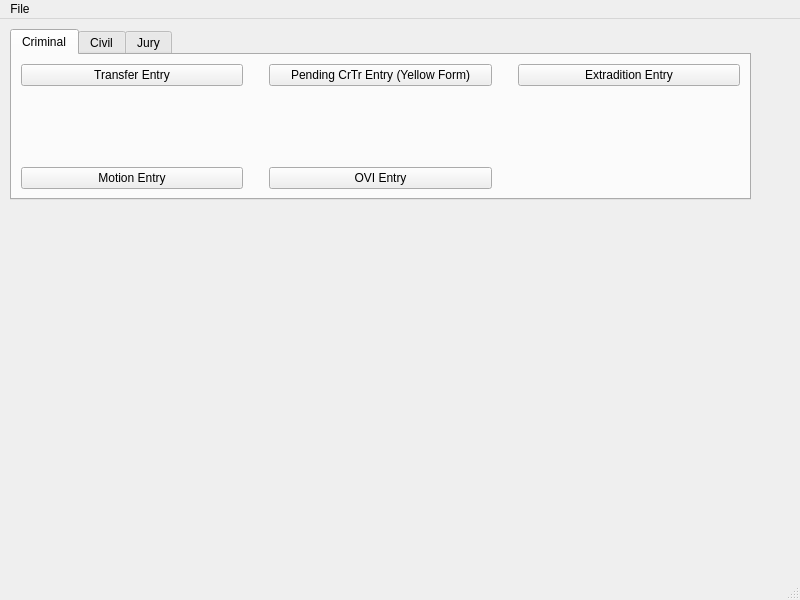
HunterProgram22/MuniEntry, file ui/MainWindow.ui: the form before one commit.
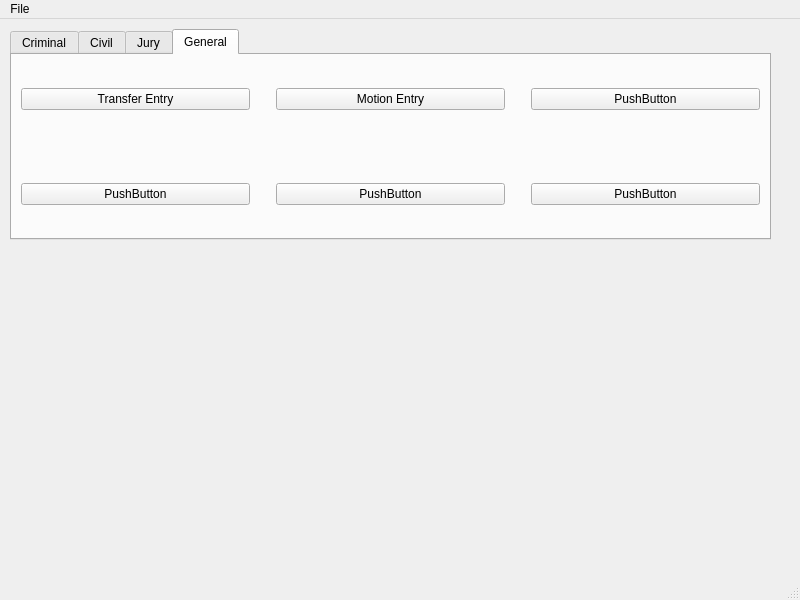
The form after the commit. The open tabs and pages were chosen to show the change.

Commit message: Rearranged file structure and adding FTA dialog.

The edit to the form file:
```diff
--- a/ui/MainWindow.ui
+++ b/ui/MainWindow.ui
@@ -19,8 +19,8 @@
      <rect>
       <x>10</x>
       <y>10</y>
-      <width>741</width>
-      <height>171</height>
+      <width>761</width>
+      <height>211</height>
      </rect>
     </property>
     <property name="currentIndex">
@@ -31,60 +31,7 @@
       <string>Criminal</string>
      </attribute>
      <layout class="QGridLayout" name="gridLayout">
-      <item row="0" column="4">
-       <widget class="QPushButton" name="ExtraditionEntryDialog">
-        <property name="text">
-         <string>Extradition Entry</string>
-        </property>
-       </widget>
-      </item>
-      <item row="1" column="2">
-       <spacer name="horizontalSpacer_2">
-        <property name="orientation">
-         <enum>Qt::Horizontal</enum>
-        </property>
-        <property name="sizeHint" stdset="0">
-         <size>
-          <width>40</width>
-          <height>20</height>
-         </size>
-        </property>
-       </spacer>
-      </item>
-      <item row="1" column="4">
-       <spacer name="horizontalSpacer_3">
-        <property name="orientation">
-         <enum>Qt::Horizontal</enum>
-        </property>
-        <property name="sizeHint" stdset="0">
-         <size>
-          <width>40</width>
-          <height>20</height>
-         </size>
-        </property>
-       </spacer>
-      </item>
-      <item row="2" column="0">
-       <widget class="QPushButton" name="MotionEntryDialog">
-        <property name="text">
-         <string>Motion Entry</string>
-        </property>
-       </widget>
-      </item>
-      <item row="1" column="0">
-       <spacer name="horizontalSpacer">
-        <property name="orientation">
-         <enum>Qt::Horizontal</enum>
-        </property>
-        <property name="sizeHint" stdset="0">
-         <size>
-          <width>40</width>
-          <height>20</height>
-         </size>
-        </property>
-       </spacer>
-      </item>
-      <item row="0" column="3" rowspan="3">
+      <item row="0" column="3">
        <spacer name="verticalSpacer_2">
         <property name="orientation">
          <enum>Qt::Vertical</enum>
@@ -97,40 +44,126 @@
         </property>
        </spacer>
       </item>
-      <item row="0" column="1" rowspan="3">
-       <spacer name="verticalSpacer">
-        <property name="orientation">
-         <enum>Qt::Vertical</enum>
-        </property>
-        <property name="sizeHint" stdset="0">
-         <size>
-          <width>20</width>
-          <height>40</height>
-         </size>
-        </property>
-       </spacer>
-      </item>
-      <item row="0" column="0">
-       <widget class="QPushButton" name="TransferEntryDialog">
-        <property name="text">
-         <string>Transfer Entry</string>
-        </property>
-       </widget>
-      </item>
-      <item row="0" column="2">
-       <widget class="QPushButton" name="YellowFormDialog">
-        <property name="text">
-         <string>Pending CrTr Entry (Yellow Form)</string>
-        </property>
-       </widget>
-      </item>
-      <item row="2" column="2">
+      <item row="1" column="0">
        <widget class="QPushButton" name="OviEntryDialog">
         <property name="text">
          <string>OVI Entry</string>
         </property>
        </widget>
       </item>
+      <item row="1" column="2">
+       <widget class="QPushButton" name="YellowFormDialog">
+        <property name="text">
+         <string>Pending CrTr Entry (Yellow Form)</string>
+        </property>
+       </widget>
+      </item>
+      <item row="1" column="4">
+       <widget class="QPushButton" name="pushButton_7">
+        <property name="text">
+         <string>PushButton</string>
+        </property>
+       </widget>
+      </item>
+      <item row="2" column="0">
+       <spacer name="horizontalSpacer">
+        <property name="orientation">
+         <enum>Qt::Horizontal</enum>
+        </property>
+        <property name="sizeHint" stdset="0">
+         <size>
+          <width>40</width>
+          <height>20</height>
+         </size>
+        </property>
+       </spacer>
+      </item>
+      <item row="2" column="2">
+       <spacer name="horizontalSpacer_2">
+        <property name="orientation">
+         <enum>Qt::Horizontal</enum>
+        </property>
+        <property name="sizeHint" stdset="0">
+         <size>
+          <width>40</width>
+          <height>20</height>
+         </size>
+        </property>
+       </spacer>
+      </item>
+      <item row="2" column="4">
+       <spacer name="horizontalSpacer_3">
+        <property name="orientation">
+         <enum>Qt::Horizontal</enum>
+        </property>
+        <property name="sizeHint" stdset="0">
+         <size>
+          <width>40</width>
+          <height>20</height>
+         </size>
+        </property>
+       </spacer>
+      </item>
+      <item row="3" column="0">
+       <widget class="QPushButton" name="FailureToAppearDialog">
+        <property name="text">
+         <string>Failure to Appear</string>
+        </property>
+       </widget>
+      </item>
+      <item row="3" column="2">
+       <widget class="QPushButton" name="pushButton_6">
+        <property name="text">
+         <string>PushButton</string>
+        </property>
+       </widget>
+      </item>
+      <item row="3" column="4">
+       <widget class="QPushButton" name="pushButton_8">
+        <property name="text">
+         <string>PushButton</string>
+        </property>
+       </widget>
+      </item>
+      <item row="3" column="1">
+       <spacer name="verticalSpacer">
+        <property name="orientation">
+         <enum>Qt::Vertical</enum>
+        </property>
+        <property name="sizeHint" stdset="0">
+         <size>
+          <width>20</width>
+          <height>40</height>
+         </size>
+        </property>
+       </spacer>
+      </item>
+      <item row="0" column="1">
+       <spacer name="verticalSpacer_7">
+        <property name="orientation">
+         <enum>Qt::Vertical</enum>
+        </property>
+        <property name="sizeHint" stdset="0">
+         <size>
+          <width>20</width>
+          <height>40</height>
+         </size>
+        </property>
+       </spacer>
+      </item>
+      <item row="3" column="3">
+       <spacer name="verticalSpacer_8">
+        <property name="orientation">
+         <enum>Qt::Vertical</enum>
+        </property>
+        <property name="sizeHint" stdset="0">
+         <size>
+          <width>20</width>
+          <height>40</height>
+         </size>
+        </property>
+       </spacer>
+      </item>
      </layout>
     </widget>
     <widget class="QWidget" name="tab_2">
@@ -169,6 +202,146 @@
       </property>
      </widget>
     </widget>
+    <widget class="QWidget" name="tab_4">
+     <attribute name="title">
+      <string>General</string>
+     </attribute>
+     <layout class="QGridLayout" name="gridLayout_2">
+      <item row="0" column="1">
+       <spacer name="verticalSpacer_3">
+        <property name="orientation">
+         <enum>Qt::Vertical</enum>
+        </property>
+        <property name="sizeHint" stdset="0">
+         <size>
+          <width>20</width>
+          <height>40</height>
+         </size>
+        </property>
+       </spacer>
+      </item>
+      <item row="0" column="3">
+       <spacer name="verticalSpacer_4">
+        <property name="orientation">
+         <enum>Qt::Vertical</enum>
+        </property>
+        <property name="sizeHint" stdset="0">
+         <size>
+          <width>20</width>
+          <height>40</height>
+         </size>
+        </property>
+       </spacer>
+      </item>
+      <item row="2" column="0">
+       <widget class="QPushButton" name="pushButton">
+        <property name="text">
+         <string>PushButton</string>
+        </property>
+       </widget>
+      </item>
+      <item row="2" column="2">
+       <widget class="QPushButton" name="pushButton_2">
+        <property name="text">
+         <string>PushButton</string>
+        </property>
+       </widget>
+      </item>
+      <item row="1" column="0">
+       <spacer name="horizontalSpacer_4">
+        <property name="orientation">
+         <enum>Qt::Horizontal</enum>
+        </property>
+        <property name="sizeHint" stdset="0">
+         <size>
+          <width>40</width>
+          <height>20</height>
+         </size>
+        </property>
+       </spacer>
+      </item>
+      <item row="1" column="2">
+       <spacer name="horizontalSpacer_5">
+        <property name="orientation">
+         <enum>Qt::Horizontal</enum>
+        </property>
+        <property name="sizeHint" stdset="0">
+         <size>
+          <width>40</width>
+          <height>20</height>
+         </size>
+        </property>
+       </spacer>
+      </item>
+      <item row="0" column="2">
+       <widget class="QPushButton" name="MotionEntryDialog">
+        <property name="text">
+         <string>Motion Entry</string>
+        </property>
+       </widget>
+      </item>
+      <item row="0" column="0">
+       <widget class="QPushButton" name="TransferEntryDialog">
+        <property name="text">
+         <string>Transfer Entry</string>
+        </property>
+       </widget>
+      </item>
+      <item row="0" column="4">
+       <widget class="QPushButton" name="pushButton_3">
+        <property name="text">
+         <string>PushButton</string>
+        </property>
+       </widget>
+      </item>
+      <item row="2" column="4">
+       <widget class="QPushButton" name="pushButton_4">
+        <property name="text">
+         <string>PushButton</string>
+        </property>
+       </widget>
+      </item>
+      <item row="1" column="4">
+       <spacer name="horizontalSpacer_6">
+        <property name="orientation">
+         <enum>Qt::Horizontal</enum>
+        </property>
+        <property name="sizeHint" stdset="0">
+         <size>
+          <width>40</width>
+          <height>20</height>
+         </size>
+        </property>
+       </spacer>
+      </item>
+      <item row="2" column="1">
+       <spacer name="verticalSpacer_5">
+        <property name="orientation">
+         <enum>Qt::Vertical</enum>
+        </property>
+        <property name="sizeHint" stdset="0">
+         <size>
+          <width>20</width>
+          <height>40</height>
+         </size>
+        </property>
+       </spacer>
+      </item>
+      <item row="2" column="3">
+       <spacer name="verticalSpacer_6">
+        <property name="orientation">
+         <enum>Qt::Vertical</enum>
+        </property>
+        <property name="sizeHint" stdset="0">
+         <size>
+          <width>20</width>
+          <height>40</height>
+         </size>
+        </property>
+       </spacer>
+      </item>
+     </layout>
+    </widget>
    </widget>
   </widget>
   <widget class="QMenuBar" name="menubar">
```
Left out of the diff: 72 changed lines with no effect on the pictures. The commit also changes 20 other files.
